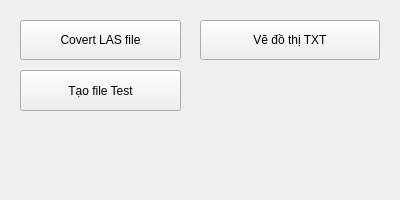
This is mainwindow.ui in mylovetron2/XuLyFileLas as Qt 5 draws it before an edit. The edited form follows.
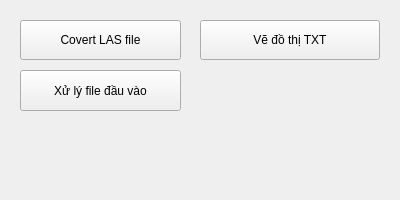
This is the edited form.

```diff
--- a/mainwindow.ui
+++ b/mainwindow.ui
@@ -24,7 +24,7 @@
      </rect>
     </property>
     <property name="text">
-     <string>Tạo file Test</string>
+     <string>Xử lý file đầu vào</string>
     </property>
    </widget>
    <widget class="QPushButton" name="btnTachFile">
```
Lines whose indentation alone changed are shown as unchanged.
